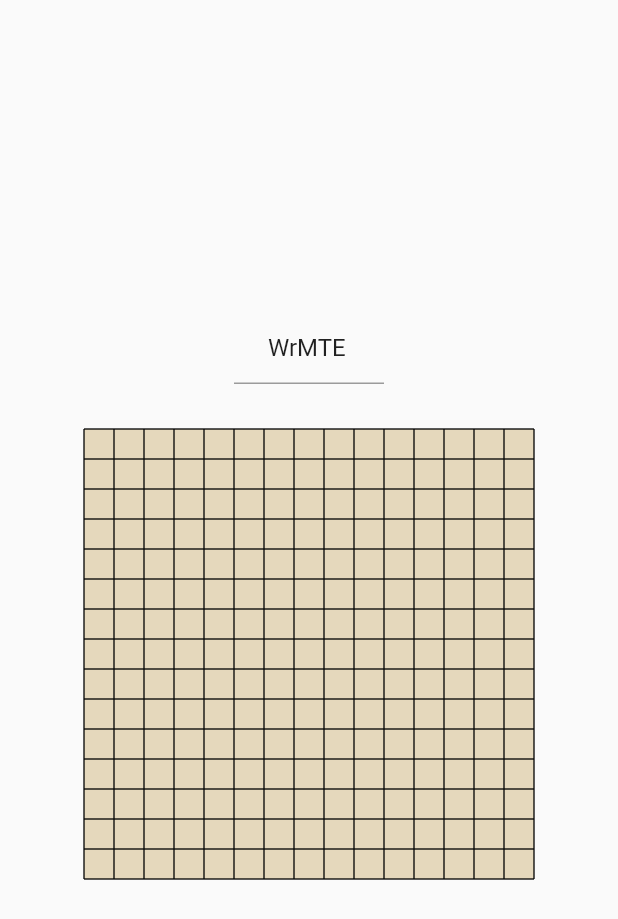
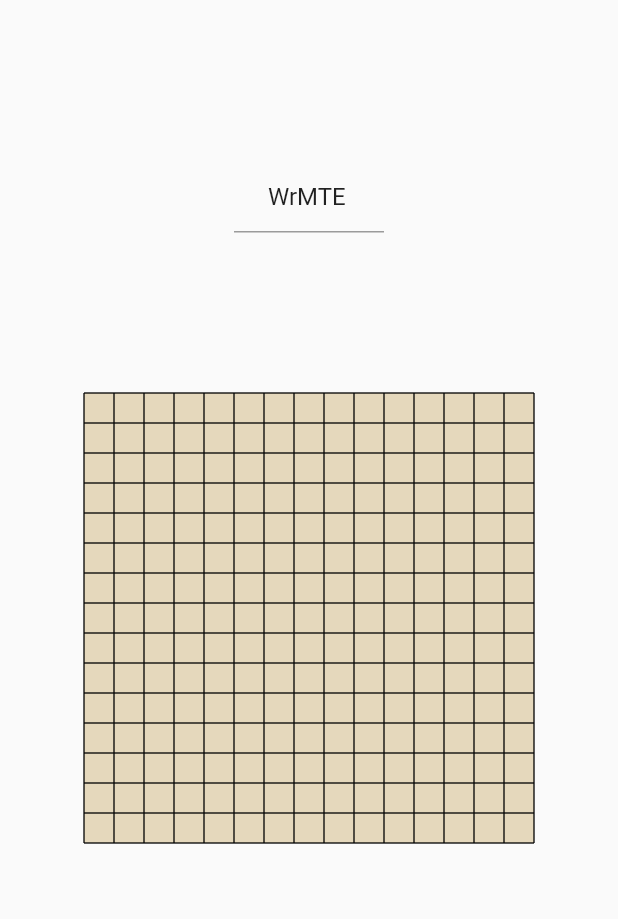
Before and after one commit to easylive1989/LittleFlowerApp, a Flutter app: the screen it shows after launch, on a phone screen of 412 x 824 dp. Shown: the top 919 px of the screen. Run offline on Flutter 3.47's test engine with Material 2 defaults, Android fonts, the phone set to English and light mode, and no system bars; our stand-ins replace firebase_core, firebase_database, random_string, shared_preferences; accounts and stored records are empty.

Commit message:
refine some ux and add release version

```diff
--- a/lib/main.dart
+++ b/lib/main.dart
@@ -21,6 +21,7 @@ class MyApp extends StatelessWidget {
         visualDensity: VisualDensity.adaptivePlatformDensity,
       ),
       home: Scaffold(
+        resizeToAvoidBottomInset: false,
         body: ChangeNotifierProvider(
           create: (context) => kiBoardManager,
           child: FutureBuilder(
--- a/lib/widget/ki_board_widget.dart
+++ b/lib/widget/ki_board_widget.dart
@@ -15,11 +15,12 @@ class KiBoardWidget extends StatelessWidget {
       builder: (context, model, child) {
         return Column(
           crossAxisAlignment: CrossAxisAlignment.center,
-          mainAxisAlignment: MainAxisAlignment.center,
+          mainAxisAlignment: MainAxisAlignment.start,
           children: [
-            Container(
+            Expanded(
+              child: Container(
                 width: 100,
-              padding: EdgeInsets.only(bottom: 30),
+                alignment: Alignment.center,
                 child: TextFormField(
                   key: ValueKey(model.boardId),
                   textAlign: TextAlign.center,
@@ -27,6 +28,7 @@ class KiBoardWidget extends StatelessWidget {
                   onFieldSubmitted: (text) async =>
                       await Provider.of<KiBoardManager>(context, listen: false)
                           .resetKiBoard(boardId: text),
+                ),
               ),
             ),
             Center(
@@ -45,7 +47,9 @@ class KiBoardWidget extends StatelessWidget {
                 ),
               ),
             ),
-            Container(
+            Expanded(
+              child: Container(
+                alignment: Alignment.center,
                 padding: EdgeInsets.only(top: 30),
                 child: Visibility(
                   visible: model.current.isGameOver,
@@ -59,8 +63,8 @@ class KiBoardWidget extends StatelessWidget {
                         height: 5,
                       ),
                       TextButton(
-                      onPressed: () async => await Provider.of<KiBoardManager>(
-                              context,
+                        onPressed: () async =>
+                            await Provider.of<KiBoardManager>(context,
                                     listen: false)
                                 .resetKiBoard(),
                         child: Container(
@@ -78,6 +82,7 @@ class KiBoardWidget extends StatelessWidget {
                     ],
                   ),
                 ),
+              ),
             )
           ],
         );
--- a/pubspec.yaml
+++ b/pubspec.yaml
@@ -15,7 +15,7 @@ publish_to: 'none' # Remove this line if you wish to publish to pub.dev
 # In iOS, build-name is used as CFBundleShortVersionString while build-number used as CFBundleVersion.
 # Read more about iOS versioning at
 # https://developer.apple.com/library/archive/documentation/General/Reference/InfoPlistKeyReference/Articles/CoreFoundationKeys.html
-version: 1.0.0+1
+version: 1.0.3+1003
 
 environment:
   sdk: ">=2.7.0 <3.0.0"
```
Also changed, not shown: 1 other file. Lines whose indentation alone changed are shown as unchanged.
